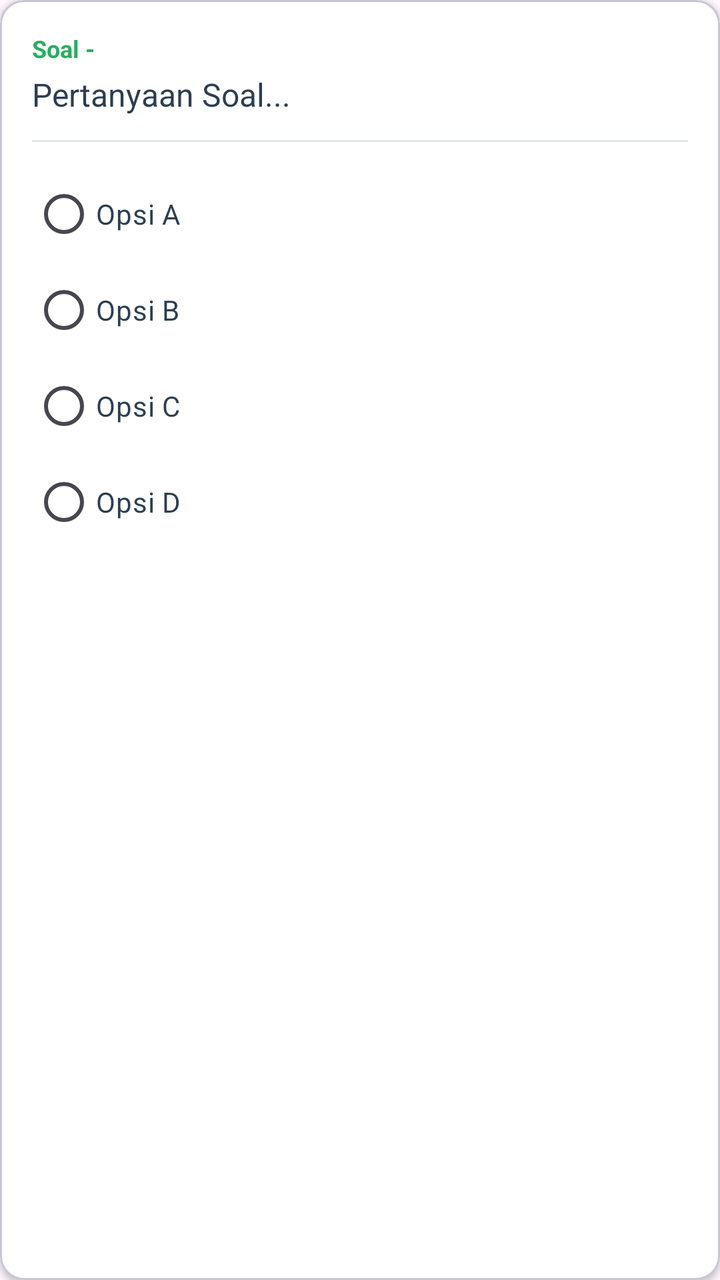
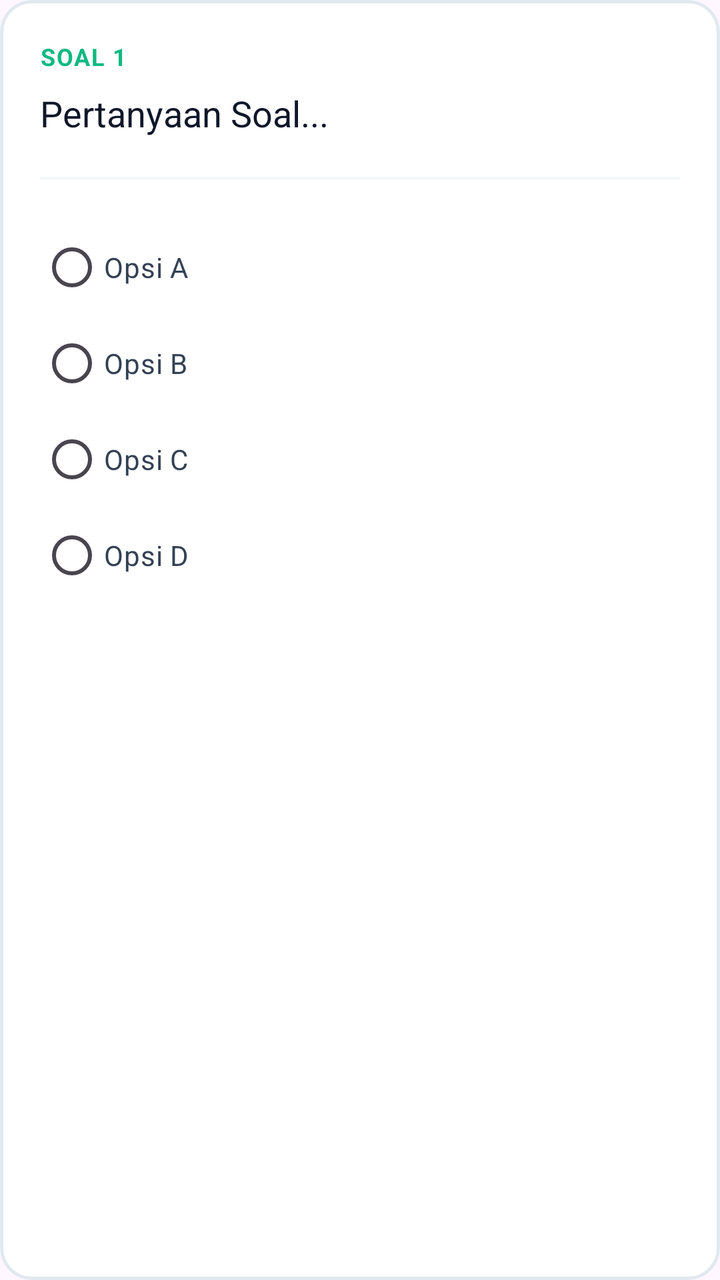

Before-and-after screenshots of an Android layout around one commit, followed by the original layout XML and the change that was made.
<!-- AndroidManifest.xml: application theme Theme.IFUnjaniExam -->
<!-- res/layout/item_take_question.xml -->
<?xml version="1.0" encoding="utf-8"?>
<com.google.android.material.card.MaterialCardView xmlns:android="http://schemas.android.com/apk/res/android"
    xmlns:app="http://schemas.android.com/apk/res-auto"
    android:layout_width="match_parent"
    android:layout_height="wrap_content"
    android:layout_marginBottom="16dp"
    app:cardBackgroundColor="@android:color/white"
    app:cardCornerRadius="12dp"
    app:cardElevation="2dp">

    <LinearLayout
        android:layout_width="match_parent"
        android:layout_height="wrap_content"
        android:orientation="vertical"
        android:padding="16dp">

        <TextView
            android:id="@+id/tvQuestionNumber"
            android:layout_width="wrap_content"
            android:layout_height="wrap_content"
            android:text="Soal -"
            android:textColor="#27ae60"
            android:textSize="12sp"
            android:textStyle="bold" />

        <TextView
            android:id="@+id/tvQuestionText"
            android:layout_width="match_parent"
            android:layout_height="wrap_content"
            android:layout_marginTop="4dp"
            android:text="Pertanyaan Soal..."
            android:textColor="#2c3e50"
            android:textSize="16sp" />

        <ImageView
            android:id="@+id/ivQuestionImage"
            android:layout_width="match_parent"
            android:layout_height="180dp"
            android:scaleType="centerInside"
            android:visibility="gone"
            android:layout_marginTop="8dp"
            android:layout_marginBottom="8dp" />

        <View
            android:layout_width="match_parent"
            android:layout_height="1dp"
            android:background="#e2e6e9"
            android:layout_marginVertical="12dp"/>

        
        <RadioGroup
            android:id="@+id/rgOptions"
            android:layout_width="match_parent"
            android:layout_height="wrap_content"
            android:visibility="visible">
            
            <RadioButton android:id="@+id/rbOptA" android:layout_width="match_parent" android:layout_height="wrap_content" android:text="Opsi A" android:textColor="#2c3e50" />
            <RadioButton android:id="@+id/rbOptB" android:layout_width="match_parent" android:layout_height="wrap_content" android:text="Opsi B" android:textColor="#2c3e50" />
            <RadioButton android:id="@+id/rbOptC" android:layout_width="match_parent" android:layout_height="wrap_content" android:text="Opsi C" android:textColor="#2c3e50" />
            <RadioButton android:id="@+id/rbOptD" android:layout_width="match_parent" android:layout_height="wrap_content" android:text="Opsi D" android:textColor="#2c3e50" />
        </RadioGroup>

        
        <LinearLayout
            android:id="@+id/llEssay"
            android:layout_width="match_parent"
            android:layout_height="wrap_content"
            android:orientation="vertical"
            android:visibility="gone">

            <EditText
                android:id="@+id/etEssayAnswer"
                android:layout_width="match_parent"
                android:layout_height="wrap_content"
                android:hint="Ketik jawaban Anda di sini..."
                android:textSize="14sp" />
        </LinearLayout>
    </LinearLayout>
</com.google.android.material.card.MaterialCardView>
<!-- resources referenced by this layout -->
<resources>
  <style name="Theme.IFUnjaniExam" parent="Base.Theme.IFUnjaniExam" />
  <style name="Base.Theme.IFUnjaniExam" parent="Theme.Material3.DayNight.NoActionBar">
          
          
      </style>
</resources>

<!-- the commit's change to res/layout/item_take_question.xml (unified diff, before → after) -->
@@ -4,33 +4,37 @@
     android:layout_width="match_parent"
     android:layout_height="wrap_content"
     android:layout_marginBottom="16dp"
-    app:cardBackgroundColor="@android:color/white"
-    app:cardCornerRadius="12dp"
-    app:cardElevation="2dp">
+    app:cardBackgroundColor="#FFFFFF"
+    app:cardCornerRadius="16dp"
+    app:cardElevation="0dp"
+    app:strokeColor="#E2E8F0"
+    app:strokeWidth="1.5dp">
 
     <LinearLayout
         android:layout_width="match_parent"
         android:layout_height="wrap_content"
         android:orientation="vertical"
-        android:padding="16dp">
+        android:padding="20dp">
 
         <TextView
             android:id="@+id/tvQuestionNumber"
             android:layout_width="wrap_content"
             android:layout_height="wrap_content"
-            android:text="Soal -"
-            android:textColor="#27ae60"
+            android:text="SOAL 1"
+            android:textColor="#10B981"
             android:textSize="12sp"
-            android:textStyle="bold" />
+            android:textStyle="bold"
+            android:letterSpacing="0.05" />
 
         <TextView
             android:id="@+id/tvQuestionText"
             android:layout_width="match_parent"
             android:layout_height="wrap_content"
-            android:layout_marginTop="4dp"
+            android:layout_marginTop="8dp"
             android:text="Pertanyaan Soal..."
-            android:textColor="#2c3e50"
-            android:textSize="16sp" />
+            android:textColor="#0F172A"
+            android:textSize="18sp"
+            android:lineSpacingExtra="4dp" />
 
         <ImageView
             android:id="@+id/ivQuestionImage"
@@ -38,14 +42,13 @@
             android:layout_height="180dp"
             android:scaleType="centerInside"
             android:visibility="gone"
-            android:layout_marginTop="8dp"
-            android:layout_marginBottom="8dp" />
+            android:layout_marginTop="16dp" />
 
         <View
             android:layout_width="match_parent"
             android:layout_height="1dp"
-            android:background="#e2e6e9"
-            android:layout_marginVertical="12dp"/>
+            android:background="#F1F5F9"
+            android:layout_marginVertical="20dp"/>
 
         
         <RadioGroup
@@ -54,10 +57,41 @@
             android:layout_height="wrap_content"
             android:visibility="visible">
             
-            <RadioButton android:id="@+id/rbOptA" android:layout_width="match_parent" android:layout_height="wrap_content" android:text="Opsi A" android:textColor="#2c3e50" />
-            <RadioButton android:id="@+id/rbOptB" android:layout_width="match_parent" android:layout_height="wrap_content" android:text="Opsi B" android:textColor="#2c3e50" />
-            <RadioButton android:id="@+id/rbOptC" android:layout_width="match_parent" android:layout_height="wrap_content" android:text="Opsi C" android:textColor="#2c3e50" />
-            <RadioButton android:id="@+id/rbOptD" android:layout_width="match_parent" android:layout_height="wrap_content" android:text="Opsi D" android:textColor="#2c3e50" />
+            <RadioButton 
+                android:id="@+id/rbOptA" 
+                android:layout_width="match_parent" 
+                android:layout_height="wrap_content" 
+                android:text="Opsi A" 
+                android:textColor="#334155" 
+                android:paddingVertical="8dp"
+                android:buttonTint="#10B981" />
+            
+            <RadioButton 
+                android:id="@+id/rbOptB" 
+                android:layout_width="match_parent" 
+                android:layout_height="wrap_content" 
+                android:text="Opsi B" 
+                android:textColor="#334155" 
+                android:paddingVertical="8dp"
+                android:buttonTint="#10B981" />
+                
+            <RadioButton 
+                android:id="@+id/rbOptC" 
+                android:layout_width="match_parent" 
+                android:layout_height="wrap_content" 
+                android:text="Opsi C" 
+                android:textColor="#334155" 
+                android:paddingVertical="8dp"
+                android:buttonTint="#10B981" />
+                
+            <RadioButton 
+                android:id="@+id/rbOptD" 
+                android:layout_width="match_parent" 
+                android:layout_height="wrap_content" 
+                android:text="Opsi D" 
+                android:textColor="#334155" 
+                android:paddingVertical="8dp"
+                android:buttonTint="#10B981" />
         </RadioGroup>
 
         
@@ -68,12 +102,26 @@
             android:orientation="vertical"
             android:visibility="gone">
 
-            <EditText
-                android:id="@+id/etEssayAnswer"
+            <com.google.android.material.textfield.TextInputLayout
                 android:layout_width="match_parent"
                 android:layout_height="wrap_content"
-                android:hint="Ketik jawaban Anda di sini..."
-                android:textSize="14sp" />
+                style="@style/Widget.MaterialComponents.TextInputLayout.OutlinedBox"
+                app:boxStrokeColor="#10B981"
+                app:boxCornerRadiusTopStart="12dp"
+                app:boxCornerRadiusTopEnd="12dp"
+                app:boxCornerRadiusBottomStart="12dp"
+                app:boxCornerRadiusBottomEnd="12dp">
+                
+                <com.google.android.material.textfield.TextInputEditText
+                    android:id="@+id/etEssayAnswer"
+                    android:layout_width="match_parent"
+                    android:layout_height="wrap_content"
+                    android:hint="Ketik jawaban Anda di sini..."
+                    android:minLines="3"
+                    android:gravity="top|start"
+                    android:inputType="textMultiLine"
+                    android:textColor="#0F172A" />
+            </com.google.android.material.textfield.TextInputLayout>
         </LinearLayout>
     </LinearLayout>
 </com.google.android.material.card.MaterialCardView>
